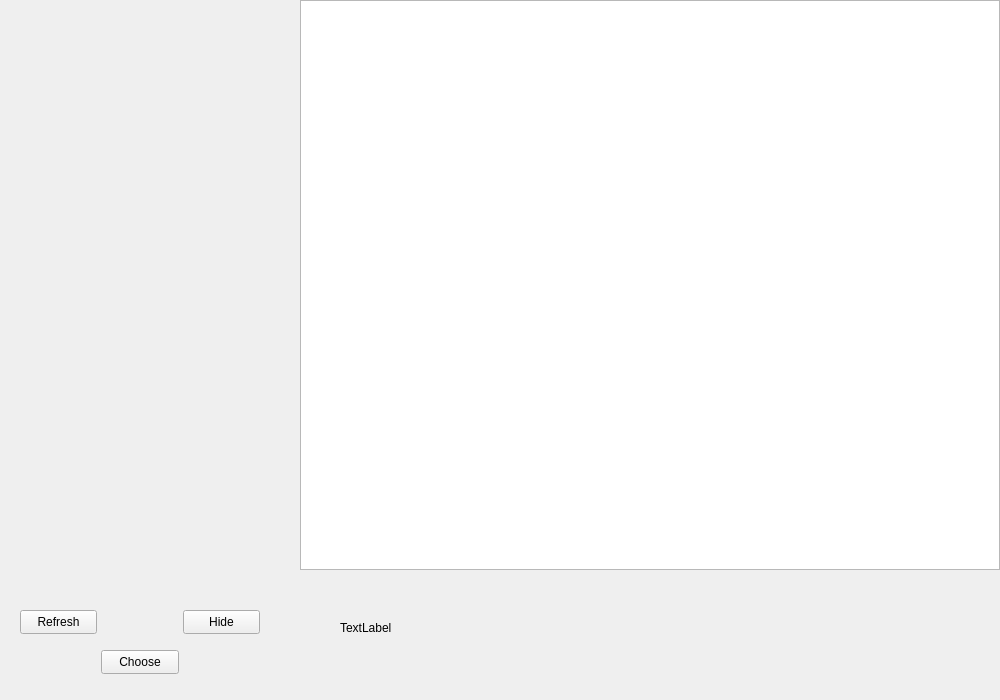
This is messages.ui in underleak/fetchmail as Qt 5 draws it before an edit. The edited form follows.
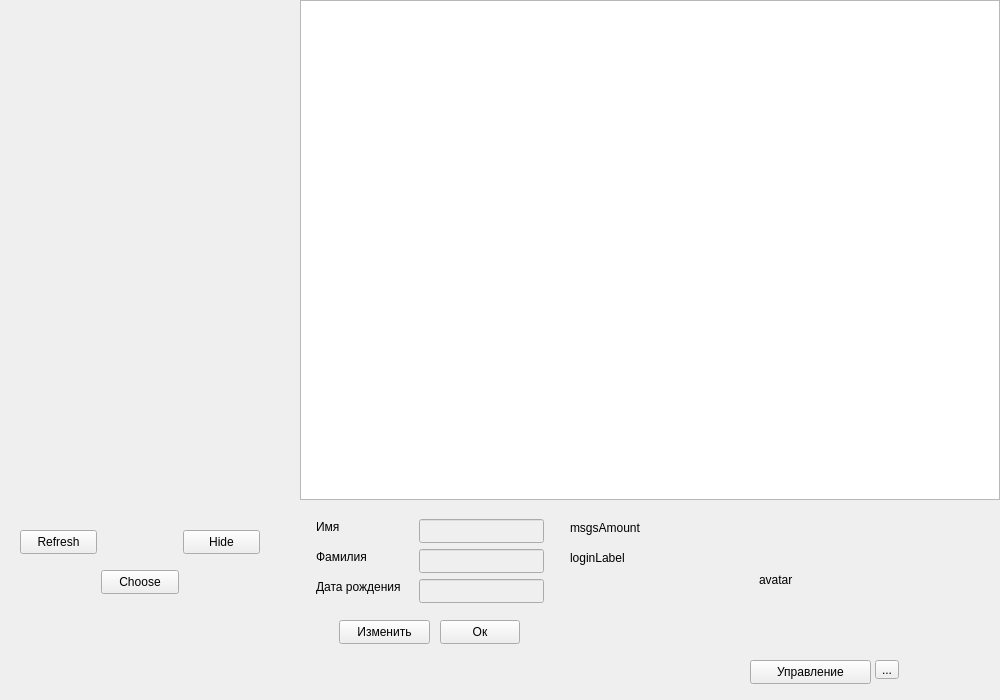
This is the edited form.

Patch:
```diff
--- a/messages.ui
+++ b/messages.ui
@@ -19,7 +19,7 @@
      <x>300</x>
      <y>0</y>
      <width>700</width>
-     <height>570</height>
+     <height>500</height>
     </rect>
    </property>
    <property name="readOnly">
@@ -30,7 +30,7 @@
    <property name="geometry">
     <rect>
      <x>20</x>
-     <y>610</y>
+     <y>530</y>
      <width>77</width>
      <height>24</height>
     </rect>
@@ -42,21 +42,21 @@
   <widget class="QLabel" name="label">
    <property name="geometry">
     <rect>
-     <x>340</x>
-     <y>620</y>
-     <width>301</width>
+     <x>570</x>
+     <y>520</y>
+     <width>181</width>
      <height>16</height>
     </rect>
    </property>
    <property name="text">
-    <string>TextLabel</string>
+    <string>msgsAmount</string>
    </property>
   </widget>
   <widget class="QPushButton" name="hideButton">
    <property name="geometry">
     <rect>
      <x>183</x>
-     <y>610</y>
+     <y>530</y>
      <width>77</width>
      <height>24</height>
     </rect>
@@ -72,7 +72,7 @@
    <property name="geometry">
     <rect>
      <x>101</x>
-     <y>650</y>
+     <y>570</y>
      <width>78</width>
      <height>24</height>
     </rect>
@@ -87,6 +87,168 @@
     <bool>false</bool>
    </property>
   </widget>
+  <widget class="QLabel" name="avatar">
+   <property name="geometry">
+    <rect>
+     <x>759</x>
+     <y>510</y>
+     <width>150</width>
+     <height>140</height>
+    </rect>
+   </property>
+   <property name="styleSheet">
+    <string notr="true">border-radius:5px;</string>
+   </property>
+   <property name="text">
+    <string>avatar</string>
+   </property>
+  </widget>
+  <widget class="QLabel" name="loginLabel">
+   <property name="geometry">
+    <rect>
+     <x>570</x>
+     <y>550</y>
+     <width>171</width>
+     <height>16</height>
+    </rect>
+   </property>
+   <property name="text">
+    <string>loginLabel</string>
+   </property>
+  </widget>
+  <widget class="QLabel" name="nameLBL">
+   <property name="geometry">
+    <rect>
+     <x>316</x>
+     <y>519</y>
+     <width>27</width>
+     <height>16</height>
+    </rect>
+   </property>
+   <property name="text">
+    <string>Имя</string>
+   </property>
+  </widget>
+  <widget class="QLabel" name="surnameLBL">
+   <property name="geometry">
+    <rect>
+     <x>316</x>
+     <y>549</y>
+     <width>58</width>
+     <height>16</height>
+    </rect>
+   </property>
+   <property name="text">
+    <string>Фамилия</string>
+   </property>
+  </widget>
+  <widget class="QLabel" name="dateBirthLBL">
+   <property name="geometry">
+    <rect>
+     <x>316</x>
+     <y>579</y>
+     <width>97</width>
+     <height>16</height>
+    </rect>
+   </property>
+   <property name="text">
+    <string>Дата рождения</string>
+   </property>
+  </widget>
+  <widget class="QLineEdit" name="nameEdit">
+   <property name="enabled">
+    <bool>false</bool>
+   </property>
+   <property name="geometry">
+    <rect>
+     <x>419</x>
+     <y>519</y>
+     <width>125</width>
+     <height>24</height>
+    </rect>
+   </property>
+  </widget>
+  <widget class="QLineEdit" name="surnameEdit">
+   <property name="enabled">
+    <bool>false</bool>
+   </property>
+   <property name="geometry">
+    <rect>
+     <x>419</x>
+     <y>549</y>
+     <width>125</width>
+     <height>24</height>
+    </rect>
+   </property>
+  </widget>
+  <widget class="QLineEdit" name="birthEbit">
+   <property name="enabled">
+    <bool>false</bool>
+   </property>
+   <property name="geometry">
+    <rect>
+     <x>419</x>
+     <y>579</y>
+     <width>125</width>
+     <height>24</height>
+    </rect>
+   </property>
+  </widget>
+  <widget class="QPushButton" name="changePersInfo">
+   <property name="geometry">
+    <rect>
+     <x>339</x>
+     <y>620</y>
+     <width>91</width>
+     <height>24</height>
+    </rect>
+   </property>
+   <property name="text">
+    <string>Изменить</string>
+   </property>
+  </widget>
+  <widget class="QPushButton" name="applyChanges">
+   <property name="geometry">
+    <rect>
+     <x>440</x>
+     <y>620</y>
+     <width>80</width>
+     <height>24</height>
+    </rect>
+   </property>
+   <property name="text">
+    <string>Ок</string>
+   </property>
+  </widget>
+  <widget class="QToolButton" name="toolButton">
+   <property name="geometry">
+    <rect>
+     <x>875</x>
+     <y>660</y>
+     <width>24</width>
+     <height>19</height>
+    </rect>
+   </property>
+   <property name="cursor">
+    <cursorShape>PointingHandCursor</cursorShape>
+   </property>
+   <property name="text">
+    <string>...</string>
+   </property>
+  </widget>
+  <widget class="QPushButton" name="accSet">
+   <property name="geometry">
+    <rect>
+     <x>750</x>
+     <y>660</y>
+     <width>121</width>
+     <height>24</height>
+    </rect>
+   </property>
+   <property name="text">
+    <string>Управление</string>
+   </property>
+  </widget>
  </widget>
  <resources/>
  <connections/>
```
Left out of the diff: 2 changed lines with no effect on the pictures.
